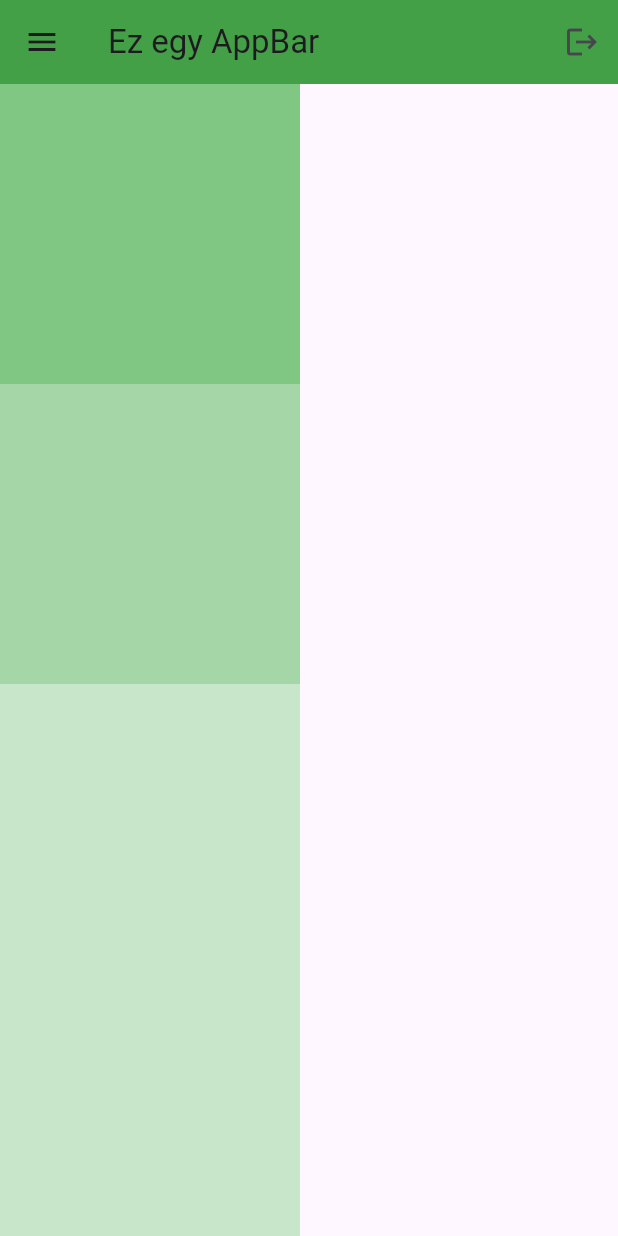
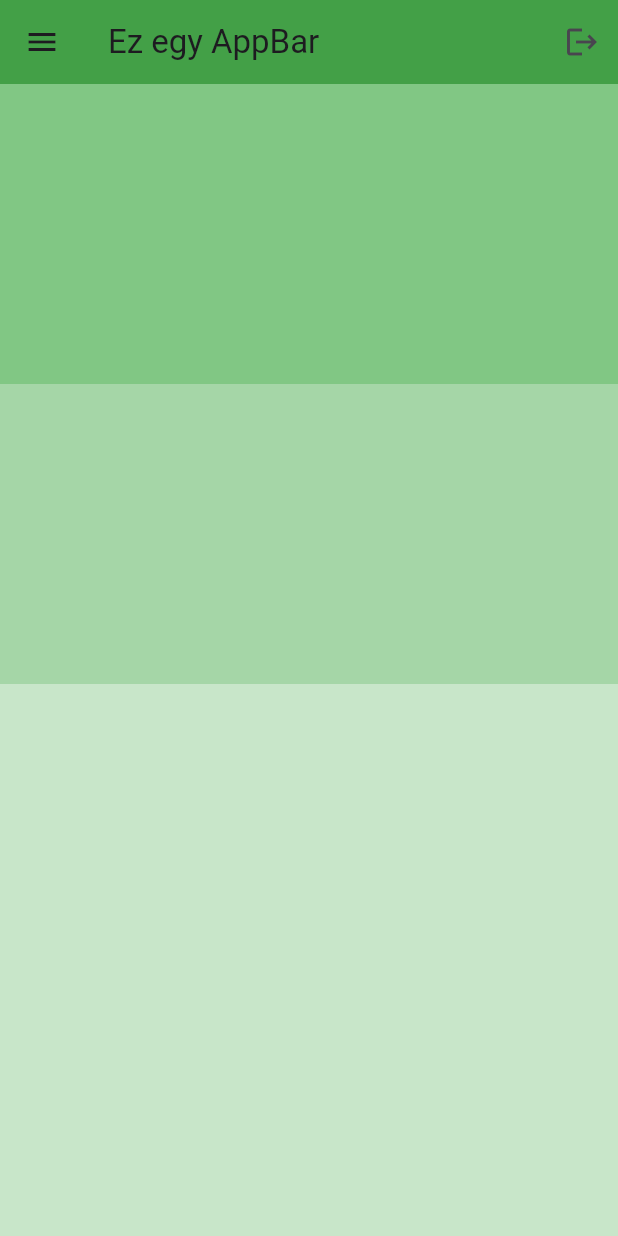
Before and after one commit to dajkagabi/Flutter-2024, a Flutter app: the screen it shows after launch, on a phone screen of 412 x 824 dp. Run offline on Flutter 3.47's test engine with Material 3 defaults, Android fonts, the phone set to English and light mode, and no system bars.

Commit message:
Container változtatások vízszíntesen

```diff
--- a/lib/main.dart
+++ b/lib/main.dart
@@ -28,20 +28,17 @@ class MyApp extends StatelessWidget {
             //1 box
             Container(
               height: 200,
-              width: 200,
               color: Colors.green[300],
             ),
             //2 box
             Container(
               height: 200,
-              width: 200,
               color: Colors.green[200],
             ),
             //3 box
             Expanded(
               child: Container(
                 height: 200,
-                width: 200,
                 color: Colors.green[100],
               ),
             ),
```
